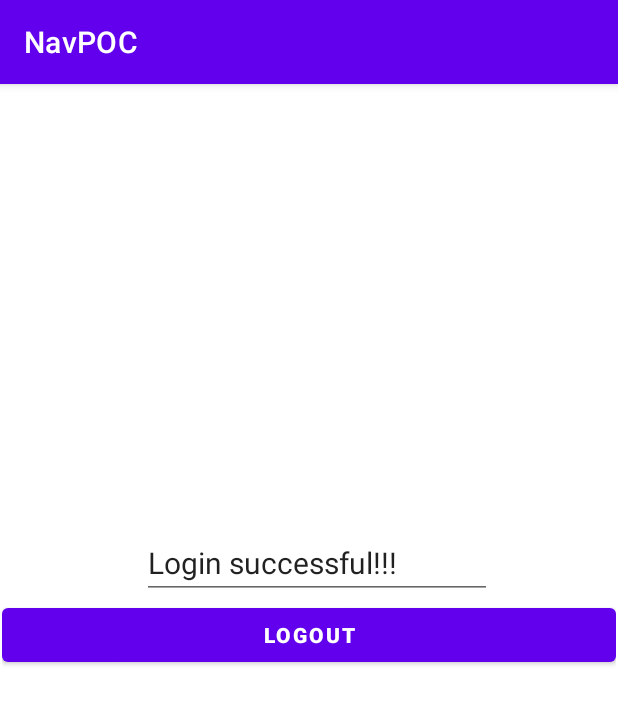
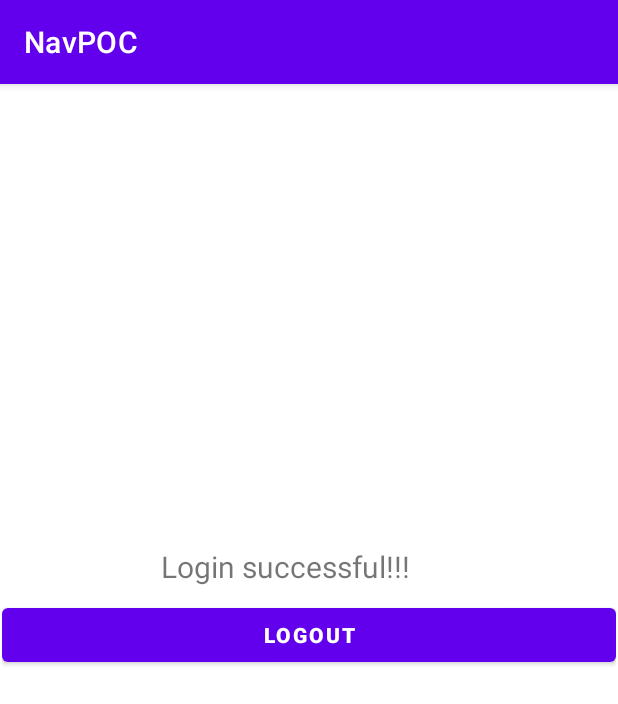
Before and after one commit to deeptijakhotra/NavigationAndroidPOC, an Android app: the LogoutFragment screen opened through its navigation route, on a phone screen of 412 x 824 dp. Shown: the top 704 px of the screen. Run offline under Robolectric (Android 15) with nearby library versions, the phone set to English and light mode, and no system bars.

```diff
--- a/app/src/main/res/layout/fragment_logout.xml
+++ b/app/src/main/res/layout/fragment_logout.xml
@@ -22,14 +22,14 @@
         app:layout_constraintTop_toTopOf="parent"
         app:layout_constraintVertical_bias="0.0" />
 
-    <EditText
+    <TextView
         android:id="@+id/editTextTextPersonName"
-        android:layout_width="wrap_content"
+        android:layout_width="match_parent"
         android:layout_height="wrap_content"
         android:layout_marginStart="106dp"
-        android:layout_marginTop="278dp"
+        android:layout_marginTop="287dp"
         android:layout_marginEnd="96dp"
-        android:layout_marginBottom="408dp"
+        android:layout_marginBottom="412dp"
         android:ems="10"
         android:inputType="textPersonName"
         android:text="Login successful!!!"
```
